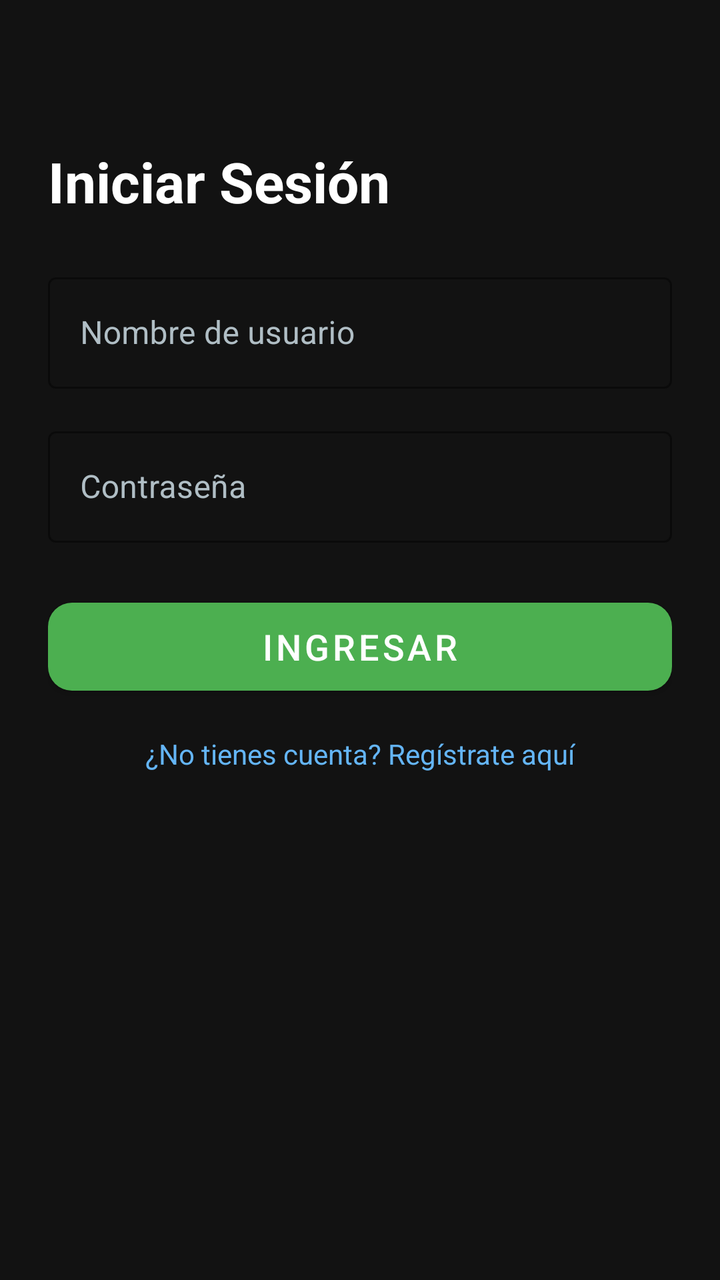
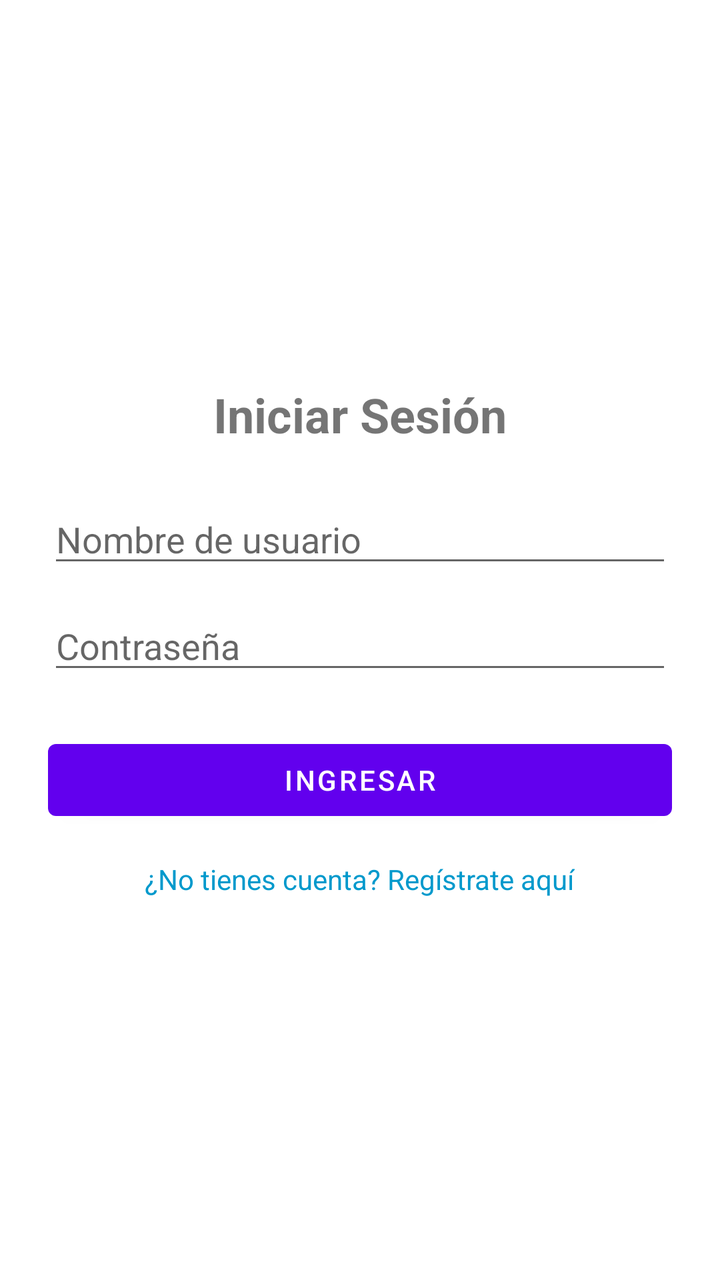

Two renders of the same Android screen: before a commit and after it. Below are the layout's source before the change and the commit's diff.
<!-- AndroidManifest.xml: application theme Theme.MaterialComponents.DayNight.NoActionBar -->
<!-- res/layout/activity_login.xml -->
<?xml version="1.0" encoding="utf-8"?>
<androidx.constraintlayout.widget.ConstraintLayout
    xmlns:android="http://schemas.android.com/apk/res/android"
    xmlns:app="http://schemas.android.com/apk/res-auto"
    android:layout_width="match_parent"
    android:layout_height="match_parent"
    android:background="#121212"
    android:padding="24dp">

    <TextView
        android:id="@+id/tvLoginTitle"
        android:layout_width="wrap_content"
        android:layout_height="wrap_content"
        android:layout_marginTop="48dp"
        android:text="Iniciar Sesión"
        android:textColor="#FFFFFF"
        android:textSize="28sp"
        android:textStyle="bold"
        app:layout_constraintStart_toStartOf="parent"
        app:layout_constraintTop_toTopOf="parent" />

    <com.google.android.material.textfield.TextInputLayout
        android:id="@+id/tilUser"
        style="@style/Widget.MaterialComponents.TextInputLayout.OutlinedBox"
        android:layout_width="match_parent"
        android:layout_height="wrap_content"
        android:layout_marginTop="24dp"
        android:hint="Nombre de usuario"
        android:textColorHint="#B0BEC5"
        app:boxStrokeColor="#4CAF50"
        app:hintTextColor="#4CAF50"
        app:layout_constraintTop_toBottomOf="@id/tvLoginTitle">

        <com.google.android.material.textfield.TextInputEditText
            android:id="@+id/etUser"
            android:layout_width="match_parent"
            android:layout_height="wrap_content"
            android:inputType="text"
            android:textColor="#FFFFFF" />
    </com.google.android.material.textfield.TextInputLayout>

    <com.google.android.material.textfield.TextInputLayout
        android:id="@+id/tilPassword"
        style="@style/Widget.MaterialComponents.TextInputLayout.OutlinedBox"
        android:layout_width="match_parent"
        android:layout_height="wrap_content"
        android:layout_marginTop="16dp"
        android:hint="Contraseña"
        android:textColorHint="#B0BEC5"
        app:boxStrokeColor="#4CAF50"
        app:hintTextColor="#4CAF50"
        app:layout_constraintTop_toBottomOf="@id/tilUser">

        <com.google.android.material.textfield.TextInputEditText
            android:id="@+id/etPassword"
            android:layout_width="match_parent"
            android:layout_height="wrap_content"
            android:inputType="textPassword"
            android:textColor="#FFFFFF" />
    </com.google.android.material.textfield.TextInputLayout>

    <com.google.android.material.button.MaterialButton
        android:id="@+id/btnLogin"
        android:layout_width="match_parent"
        android:layout_height="56dp"
        android:layout_marginTop="24dp"
        android:text="Ingresar"
        android:textSize="18sp"
        app:backgroundTint="#4CAF50"
        app:cornerRadius="12dp"
        app:layout_constraintTop_toBottomOf="@id/tilPassword" />

    <TextView
        android:id="@+id/tvToggleMode"
        android:layout_width="wrap_content"
        android:layout_height="wrap_content"
        android:layout_marginTop="16dp"
        android:text="¿No tienes cuenta? Regístrate aquí"
        android:textColor="#64B5F6"
        android:textSize="14sp"
        app:layout_constraintEnd_toEndOf="parent"
        app:layout_constraintStart_toStartOf="parent"
        app:layout_constraintTop_toBottomOf="@id/btnLogin" />

</androidx.constraintlayout.widget.ConstraintLayout>
<!-- resources referenced by this layout -->
<resources>

</resources>

<!-- the commit's change to res/layout/activity_login.xml (unified diff, before → after) -->
@@ -1,85 +1,58 @@
 <?xml version="1.0" encoding="utf-8"?>
-<androidx.constraintlayout.widget.ConstraintLayout
-    xmlns:android="http://schemas.android.com/apk/res/android"
-    xmlns:app="http://schemas.android.com/apk/res-auto"
+<LinearLayout xmlns:android="http://schemas.android.com/apk/res/android"
     android:layout_width="match_parent"
     android:layout_height="match_parent"
-    android:background="#121212"
-    android:padding="24dp">
+    android:orientation="vertical"
+    android:padding="24dp"
+    android:gravity="center">
 
     <TextView
         android:id="@+id/tvLoginTitle"
         android:layout_width="wrap_content"
         android:layout_height="wrap_content"
-        android:layout_marginTop="48dp"
         android:text="Iniciar Sesión"
-        android:textColor="#FFFFFF"
-        android:textSize="28sp"
+        android:textSize="24sp"
         android:textStyle="bold"
-        app:layout_constraintStart_toStartOf="parent"
-        app:layout_constraintTop_toTopOf="parent" />
+        android:layout_marginBottom="24dp" />
 
-    <com.google.android.material.textfield.TextInputLayout
-        android:id="@+id/tilUser"
-        style="@style/Widget.MaterialComponents.TextInputLayout.OutlinedBox"
+    <EditText
+        android:id="@+id/etUser"
         android:layout_width="match_parent"
         android:layout_height="wrap_content"
-        android:layout_marginTop="24dp"
         android:hint="Nombre de usuario"
-        android:textColorHint="#B0BEC5"
-        app:boxStrokeColor="#4CAF50"
-        app:hintTextColor="#4CAF50"
-        app:layout_constraintTop_toBottomOf="@id/tvLoginTitle">
+        android:inputType="text"
+        android:layout_marginBottom="12dp" />
 
-        <com.google.android.material.textfield.TextInputEditText
-            android:id="@+id/etUser"
-            android:layout_width="match_parent"
-            android:layout_height="wrap_content"
-            android:inputType="text"
-            android:textColor="#FFFFFF" />
-    </com.google.android.material.textfield.TextInputLayout>
-
-    <com.google.android.material.textfield.TextInputLayout
-        android:id="@+id/tilPassword"
-        style="@style/Widget.MaterialComponents.TextInputLayout.OutlinedBox"
+    <EditText
+        android:id="@+id/etEmail"
         android:layout_width="match_parent"
         android:layout_height="wrap_content"
-        android:layout_marginTop="16dp"
+        android:hint="Correo electrónico (ejemplo@gmail.com)"
+        android:inputType="textEmailAddress"
+        android:visibility="gone"
+        android:layout_marginBottom="12dp" />
+
+    <EditText
+        android:id="@+id/etPassword"
+        android:layout_width="match_parent"
+        android:layout_height="wrap_content"
         android:hint="Contraseña"
-        android:textColorHint="#B0BEC5"
-        app:boxStrokeColor="#4CAF50"
-        app:hintTextColor="#4CAF50"
-        app:layout_constraintTop_toBottomOf="@id/tilUser">
+        android:inputType="textPassword"
+        android:layout_marginBottom="24dp" />
 
-        <com.google.android.material.textfield.TextInputEditText
-            android:id="@+id/etPassword"
-            android:layout_width="match_parent"
-            android:layout_height="wrap_content"
-            android:inputType="textPassword"
-            android:textColor="#FFFFFF" />
-    </com.google.android.material.textfield.TextInputLayout>
-
-    <com.google.android.material.button.MaterialButton
+    <Button
         android:id="@+id/btnLogin"
         android:layout_width="match_parent"
-        android:layout_height="56dp"
-        android:layout_marginTop="24dp"
+        android:layout_height="wrap_content"
         android:text="Ingresar"
-        android:textSize="18sp"
-        app:backgroundTint="#4CAF50"
-        app:cornerRadius="12dp"
-        app:layout_constraintTop_toBottomOf="@id/tilPassword" />
+        android:layout_marginBottom="16dp" />
 
     <TextView
         android:id="@+id/tvToggleMode"
         android:layout_width="wrap_content"
         android:layout_height="wrap_content"
-        android:layout_marginTop="16dp"
         android:text="¿No tienes cuenta? Regístrate aquí"
-        android:textColor="#64B5F6"
-        android:textSize="14sp"
-        app:layout_constraintEnd_toEndOf="parent"
-        app:layout_constraintStart_toStartOf="parent"
-        app:layout_constraintTop_toBottomOf="@id/btnLogin" />
+        android:textColor="@android:color/holo_blue_dark"
+        android:textSize="14sp" />
 
-</androidx.constraintlayout.widget.ConstraintLayout>
+</LinearLayout>
